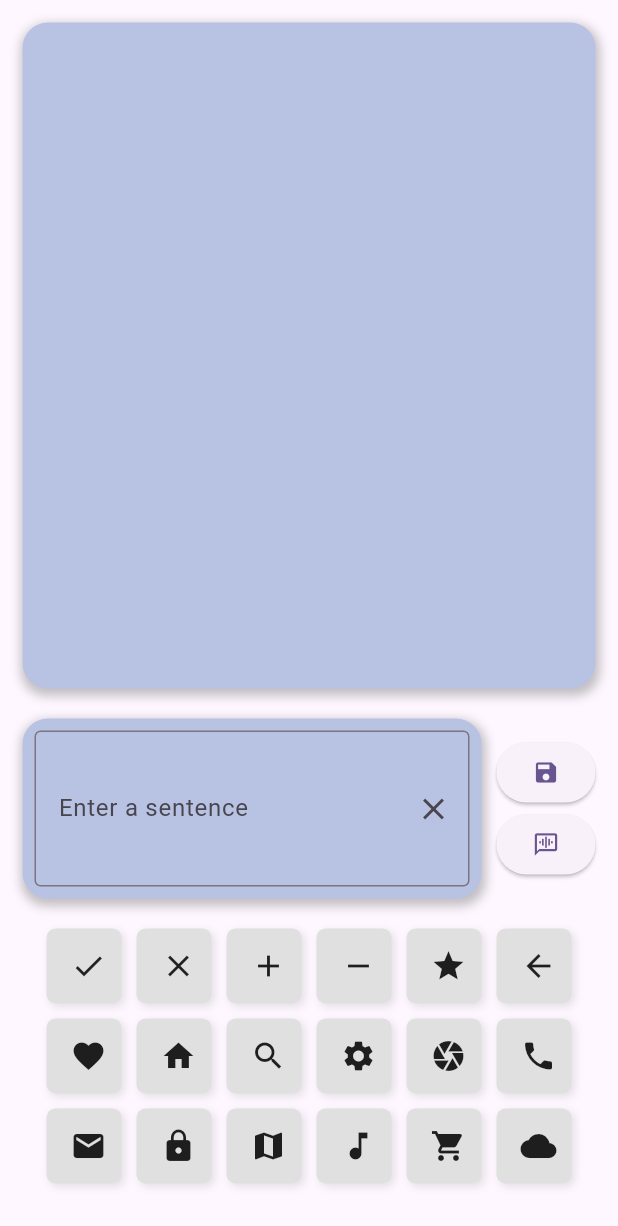
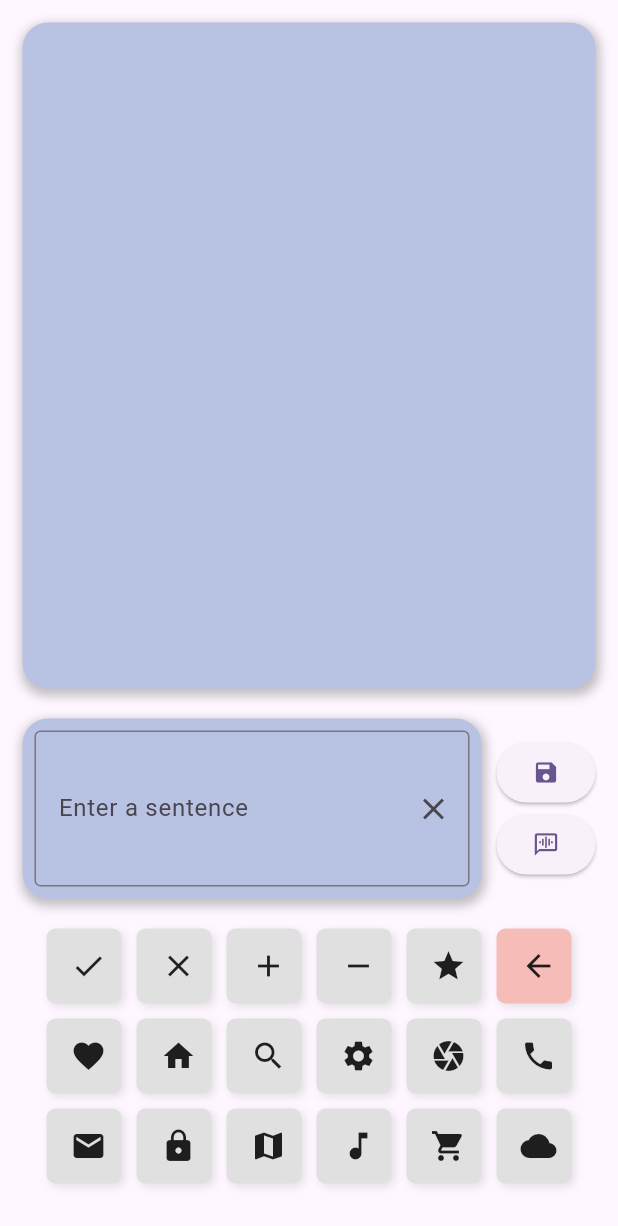
Before and after one commit to newedgar/IF37, a Flutter app: the screen it shows after launch, after a tap on the "save" icon, on a phone screen of 412 x 824 dp. Shown: the top 1226 px of the screen. Run offline on Flutter 3.47's test engine with Material 3 defaults, Android fonts, the light colour scheme and no system bars; our stand-ins replace auto_size_text, flutter_tts, shared_preferences, toastification.

Commit message:
bug keyboard not update + bliss translation

```diff
--- a/lib/asset/custom_keyboard_button.dart
+++ b/lib/asset/custom_keyboard_button.dart
@@ -1,13 +1,17 @@
 import 'package:flutter/material.dart';
 import 'package:if37/script/custom_keyboard.dart';
 
-class CustomKeyboardButton extends StatelessWidget {
+class BlissKey extends StatelessWidget {
   final Widget icon;
   final VoidCallback? onPressed;
+  final String translation;
+  final Color? buttonColor;
 
-  const CustomKeyboardButton({
+  const BlissKey({
     super.key,
     required this.icon,
+    required this.translation,
+    this.buttonColor,
     this.onPressed,
   });
 
@@ -18,7 +22,7 @@ class CustomKeyboardButton extends StatelessWidget {
   Widget build(BuildContext context) {
     return GestureDetector(
       onTap: onPressed ?? () {
-        CustomKeyboard.addKeyPresed(this);
+        CustomKeyboard().addKeyPresed(this);
         //TODO make update home page to show keys
       },
       child: Container(
@@ -26,7 +30,7 @@ class CustomKeyboardButton extends StatelessWidget {
         height: 50,
         padding: const EdgeInsets.symmetric(vertical: 12, horizontal: 16),
         decoration: BoxDecoration(
-          color: Colors.grey[300],
+          color: buttonColor ?? Colors.grey[300],
           borderRadius: BorderRadius.circular(6),
           boxShadow: [
             BoxShadow(
--- a/lib/page/home_page.dart
+++ b/lib/page/home_page.dart
@@ -1,5 +1,6 @@
 import 'package:auto_size_text/auto_size_text.dart';
 import 'package:flutter/material.dart';
+import 'package:if37/asset/custom_keyboard_button.dart';
 import 'package:if37/asset/list_item_container.dart';
 import 'package:if37/asset/list_view_container.dart';
 import 'package:if37/asset/main_container.dart';
@@ -12,15 +13,14 @@ import 'package:if37/script/synthese_vocale.dart';
 GlobalKey<HomePageState> homePageKey = GlobalKey<HomePageState>();
 
 class HomePage extends StatefulWidget {
-  const HomePage({super.key});
-
-
+  HomePage({Key? key}) : super(key: homePageKey);
 
   @override
   State<HomePage> createState() => HomePageState();
 }
 
 class HomePageState extends State<HomePage> {
+
   void update() {
     setState(() {});
   }
@@ -28,14 +28,18 @@ class HomePageState extends State<HomePage> {
   TextEditingController sentenceInputController = TextEditingController();
   List<Sentence> sentencesList = SaveManager().getSentenceList();
 
+  List<BlissKey> blissKeyList = [];
+
   @override
   Widget build(BuildContext context) {
+    blissKeyList = CustomKeyboard.getBlissKeyList();
     sentencesList = SaveManager().getSentenceList();
 
     return Scaffold(
       appBar: AppBar(
         toolbarHeight: 0,
       ),
+      resizeToAvoidBottomInset: false,
       body: Padding(padding: EdgeInsets.all(5),child: Column(children: [
         Expanded(child: sentencesListView()),
 
@@ -52,9 +56,16 @@ class HomePageState extends State<HomePage> {
           ],)
         ),
 
-        // if native keyboard is not open, show custom keyboard
-        if (MediaQuery.of(context).viewInsets.bottom < 140)
-          CustomKeyboard()
+        AnimatedContainer(
+          duration: Duration(milliseconds: 100),
+          curve: Curves.easeInOut,
+          height: MediaQuery.of(context).viewInsets.bottom > 10
+              ? (MediaQuery.of(context).viewInsets.bottom - 200).clamp(0.0, double.infinity)
+              : 0,
+        ),
+
+        //custom keyboard
+          CustomKeyboard(key: ValueKey('custom_keyboard'))
       ]))
     );
   }
@@ -110,7 +121,7 @@ class HomePageState extends State<HomePage> {
       child: Stack(children: [
 
         //normal input for native keyboard
-        if (CustomKeyboard.clickedKeyList.isEmpty)
+        if (blissKeyList.isEmpty)
         TextFormField(
           controller: sentenceInputController,
           decoration: InputDecoration(
@@ -129,7 +140,7 @@ class HomePageState extends State<HomePage> {
 
 
         //bliss input for custom keyboard
-        if (CustomKeyboard.clickedKeyList.isNotEmpty)
+        if (blissKeyList.isNotEmpty)
         Container(
           height: 100,
           width: double.infinity,
@@ -144,8 +155,7 @@ class HomePageState extends State<HomePage> {
             child: Wrap(
               spacing: 8.0,
               children: CustomKeyboard.clickedKeyList.map((key) {
-              return key.getIcon() as Widget;
-
+                return key.getIcon() as Widget;
               }).toList(),
             ),
           )
@@ -161,25 +171,53 @@ class HomePageState extends State<HomePage> {
   Widget buttonSaveSentence() {
     return ElevatedButton(
       onPressed: () {
-        if (sentenceInputController.text.isEmpty) return;
-
-        SaveManager().addSentenceToSavedList(Sentence(sentence: sentenceInputController.text));
-        sentenceInputController.clear();
-        setState(() {});
+        if (sentenceInputController.text.isNotEmpty) {
+          SaveManager().addSentenceToSavedList(Sentence(sentence: sentenceInputController.text));
+          sentenceInputController.clear();
+          setState(() {});
+        }
+        else if (blissKeyList.isNotEmpty) {
+          String translatedSentence = replaceBlissByWord();
+          SaveManager().addSentenceToSavedList(Sentence(sentence: translatedSentence));
+          CustomKeyboard.resetblissKeyList();
+          setState(() {});
+        }
       },
       child: Icon(Icons.save),
     );
   }
 
-  ///Read the sentence with the synthese vocal
+  ///Read the sentence or the bliss with the synthese vocal
   Widget buttonReadSentence() {
     return ElevatedButton(
       onPressed: () {
-        SyntheseVocale().speak(sentenceInputController.text);
+        if (sentenceInputController.text.isNotEmpty) {
+          SyntheseVocale().speak(replaceAbreviationByWord(sentenceInputController.text));
+        }
+        if (blissKeyList.isNotEmpty) {
+          SyntheseVocale().speak(replaceBlissByWord());
+        }
       },
       child: Icon(Icons.voice_chat),
     );
   }
 
+  ///Replace bliss icons by equivalent words and return the sentence
+  String replaceBlissByWord() {
+    String translatedSentence = blissKeyList.map((bliss) => bliss.translation).join(' ');
+
+    return translatedSentence;
+  }
+
+  //TODO replace all abreviation by the word corresponding
+  ///Replace abreviation by the word corresponding and return the sentence
+  String replaceAbreviationByWord(String sentence) {
+    String newSentence = sentence;
+    for (int i = 0; i < blissKeyList.length; i++) {
+      //newSentence = newSentence.replaceAll(blissKeyList[i].tr ().toString(), blissKeyList[i].getIcon().toString());
+    }
+    return newSentence;
+  }
+
 
 }
--- a/lib/script/custom_keyboard.dart
+++ b/lib/script/custom_keyboard.dart
@@ -2,91 +2,107 @@ import 'package:flutter/material.dart';
 import 'package:if37/asset/custom_keyboard_button.dart';
 import 'package:if37/page/home_page.dart';
 
-class CustomKeyboard extends StatefulWidget {
+class CustomKeyboard extends StatelessWidget {
   const CustomKeyboard({super.key});
 
-  static List<CustomKeyboardButton> clickedKeyList = [];
+  static List<BlissKey> clickedKeyList = [];
 
-  static addKeyPresed(CustomKeyboardButton button) {
-    clickedKeyList.add(button);
-    print(clickedKeyList.toString());
-  }
-
-  static removeLastKeyPressed() {
-    if (clickedKeyList.isNotEmpty) {
-      clickedKeyList.removeLast();
-    }
+  static List<BlissKey> getBlissKeyList() => clickedKeyList;
+  static void resetblissKeyList() {
+    clickedKeyList.clear();
   }
 
 
-  static final List<CustomKeyboardButton> keyboardButons = [
-    CustomKeyboardButton(
+  void addKeyPresed(BlissKey button) {
+    clickedKeyList.add(button);
+    homePageKey.currentState?.update();
+  }
+
+  void removeLastKeyPressed() {
+    if (clickedKeyList.isNotEmpty) {
+      clickedKeyList.removeLast();
+      homePageKey.currentState?.update();
+    }
+  }
+  //TODO add all bliss icons to the keyboard
+  static final List<BlissKey> keyboardButons = [
+    BlissKey(
       icon: const Icon(Icons.check),
+      translation: 'Approve',
     ),
-    CustomKeyboardButton(
+    BlissKey(
       icon: const Icon(Icons.close),
+      translation: 'Cancel',
     ),
-    CustomKeyboardButton(
+    BlissKey(
       icon: const Icon(Icons.add),
+      translation: 'Increase',
     ),
-    CustomKeyboardButton(
+    BlissKey(
       icon: const Icon(Icons.remove),
+      translation: 'Decrease',
     ),
-    CustomKeyboardButton(
+    BlissKey(
       icon: const Icon(Icons.star),
+      translation: 'Favorite',
     ),
-    CustomKeyboardButton(   //back button
+    BlissKey(   //back button
       icon: const Icon(Icons.arrow_back),
       onPressed: () {
-        CustomKeyboard.removeLastKeyPressed();
-        //TODO  make homepage update
-        homePageKey.currentState?.update();
+      CustomKeyboard().removeLastKeyPressed();
       },
+      buttonColor: const Color.fromARGB(255, 246, 189, 184),
+      translation: 'Back',
     ),
-    CustomKeyboardButton(
+    BlissKey(
       icon: const Icon(Icons.favorite),
+      translation: 'Love',
     ),
-    CustomKeyboardButton(
+    BlissKey(
       icon: const Icon(Icons.home),
+      translation: 'House',
     ),
-    CustomKeyboardButton(
+    BlissKey(
       icon: const Icon(Icons.search),
+      translation: 'Find',
     ),
-    CustomKeyboardButton(
+    BlissKey(
       icon: const Icon(Icons.settings),
+      translation: 'Adjust',
     ),
-    CustomKeyboardButton(
+    BlissKey(
       icon: const Icon(Icons.camera),
+      translation: 'Photo',
     ),
-    CustomKeyboardButton(
+    BlissKey(
       icon: const Icon(Icons.phone),
+      translation: 'Call',
     ),
-    CustomKeyboardButton(
+    BlissKey(
       icon: const Icon(Icons.email),
+      translation: 'Mail',
     ),
-    CustomKeyboardButton(
+    BlissKey(
       icon: const Icon(Icons.lock),
+      translation: 'Secure',
     ),
-    CustomKeyboardButton(
+    BlissKey(
       icon: const Icon(Icons.map),
+      translation: 'Navigate',
     ),
-    CustomKeyboardButton(
+    BlissKey(
       icon: const Icon(Icons.music_note),
+      translation: 'Song',
     ),
-    CustomKeyboardButton(
+    BlissKey(
       icon: const Icon(Icons.shopping_cart),
+      translation: 'Buy',
     ),
-    CustomKeyboardButton(
+    BlissKey(
       icon: const Icon(Icons.cloud),
+      translation: 'Sky',
     ),
   ];
-
-
-  @override
-  State<CustomKeyboard> createState() => _CustomKeyboardState();
-}
-
-class _CustomKeyboardState extends State<CustomKeyboard> {
 
   @override
   Widget build(BuildContext context) {
@@ -95,8 +111,8 @@ class _CustomKeyboardState extends State<CustomKeyboard> {
       child: Wrap(
         spacing: 10,
         runSpacing: 10,
-        children: CustomKeyboard.keyboardButons
-      )
+        children: CustomKeyboard.keyboardButons,
+      ),
     );
   }
 }
```
